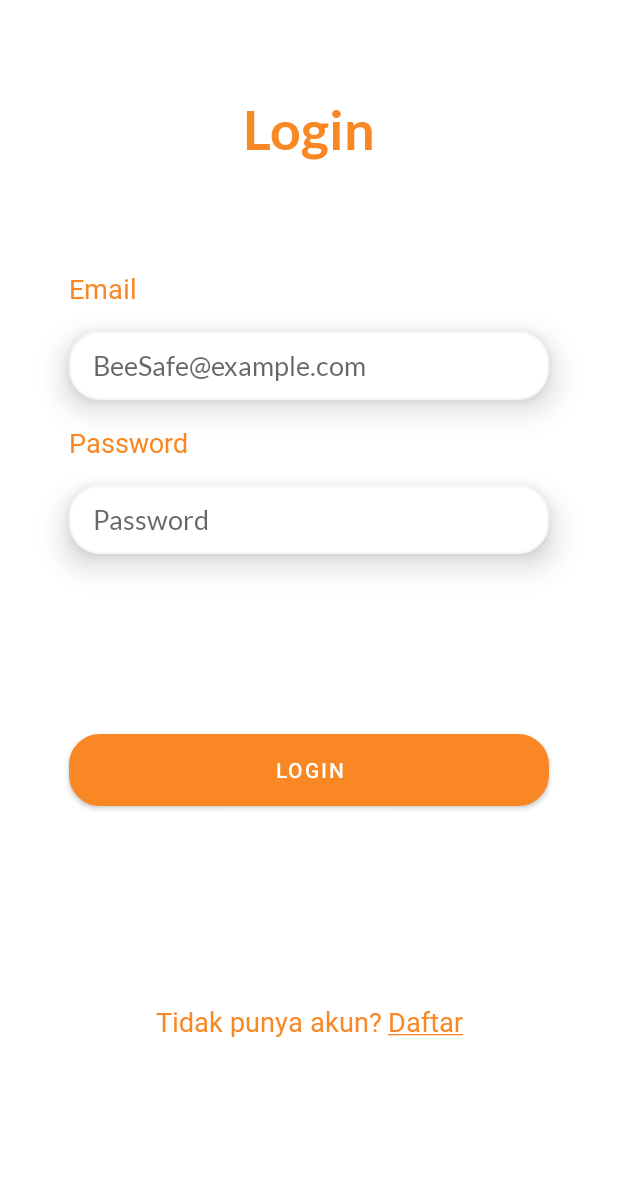
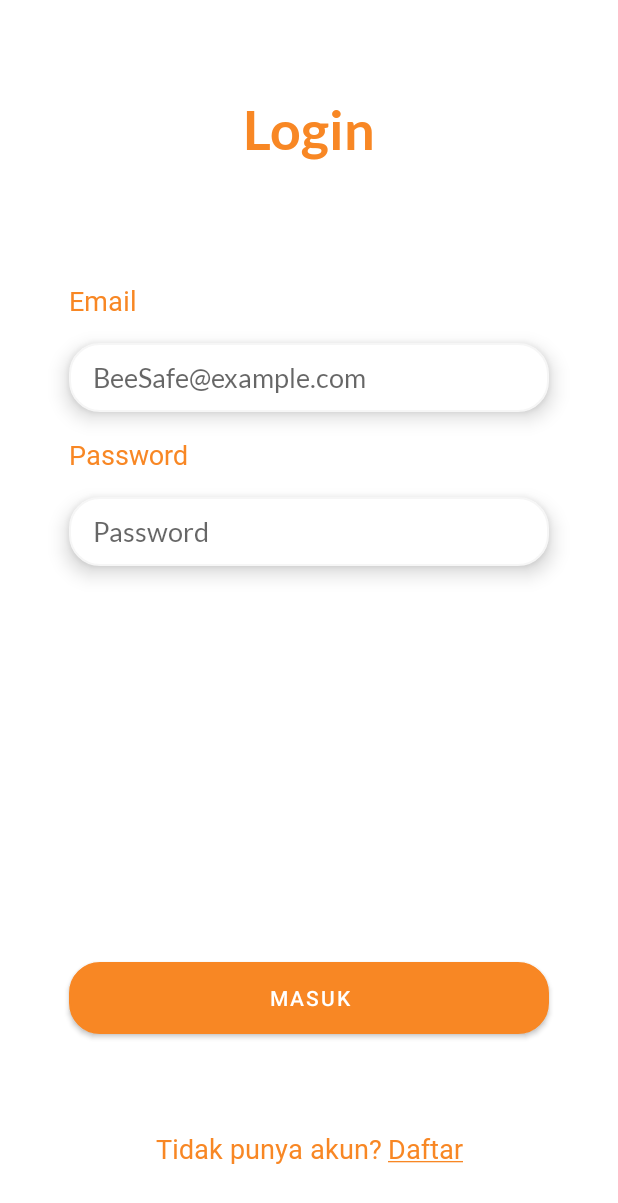
Before and after one commit to reynardets/BeeSafe, an Android app: the screen it shows after launch (LoginActivity), on a phone screen of 412 x 824 dp. Shown: the top 1203 px of the screen. Run offline under Robolectric (Android 15) with nearby library versions, the phone set to English and light mode, and no system bars; our stand-ins replace Firebase (no records; nobody signed in at launch, a user with empty details on screens opened directly).

Commit message:
someFix @layout

```diff
--- a/app/build.gradle
+++ b/app/build.gradle
@@ -42,7 +42,7 @@ dependencies {
     implementation "org.jetbrains.kotlin:kotlin-stdlib:$kotlin_version"
     implementation 'androidx.core:core-ktx:1.3.2'
     implementation 'androidx.appcompat:appcompat:1.2.0'
-    implementation 'com.google.android.material:material:1.3.0'
+
     implementation 'androidx.constraintlayout:constraintlayout:2.0.4'
     implementation 'androidx.navigation:navigation-fragment:2.3.5'
     implementation 'androidx.navigation:navigation-ui:2.3.5'
@@ -60,4 +60,7 @@ dependencies {
     implementation 'com.google.firebase:firebase-analytics-ktx'
     implementation 'com.google.firebase:firebase-auth-ktx:21.0.0'
     implementation 'com.google.firebase:firebase-firestore-ktx:23.0.0'
+
+    //Material Design
+    implementation 'com.google.android.material:material:1.3.0'
 }
--- a/app/src/main/AndroidManifest.xml
+++ b/app/src/main/AndroidManifest.xml
@@ -15,7 +15,7 @@
         android:supportsRtl="true"
         android:theme="@style/Theme.BeeSafe">
         <activity android:name=".ui.auth.RegisterActivity"/>
-        <activity android:name=".ui.auth.LoginActivity" />
+        <activity android:name=".ui.auth.LoginActivity"/>
         <activity android:name=".MainActivity" />
         <activity
             android:name=".SplashActivity"
--- a/app/src/main/java/com/example/beesafe/MainActivity.kt
+++ b/app/src/main/java/com/example/beesafe/MainActivity.kt
@@ -20,7 +20,6 @@ class MainActivity : AppCompatActivity() {
         // menu should be considered as top level destinations.
         val appBarConfiguration = AppBarConfiguration(setOf(
                 R.id.navigation_home, R.id.navigation_lapor, R.id.navigation_akun))
-        setupActionBarWithNavController(navController, appBarConfiguration)
         navView.setupWithNavController(navController)
     }
 }
--- a/app/src/main/java/com/example/beesafe/ui/auth/LoginActivity.kt
+++ b/app/src/main/java/com/example/beesafe/ui/auth/LoginActivity.kt
@@ -1,10 +1,18 @@
 package com.example.beesafe.ui.auth
 
+import android.annotation.SuppressLint
 import android.content.Intent
+import android.graphics.drawable.Drawable
 import androidx.appcompat.app.AppCompatActivity
 import android.os.Bundle
+import android.text.method.HideReturnsTransformationMethod
+import android.text.method.PasswordTransformationMethod
+import android.view.MotionEvent
 import android.view.View
 import android.widget.Toast
+import androidx.core.content.ContextCompat
+import androidx.core.view.isInvisible
+import androidx.core.view.isVisible
 import com.example.beesafe.MainActivity
 import com.example.beesafe.R
 import com.example.beesafe.databinding.ActivityLoginBinding
@@ -19,6 +27,7 @@ class LoginActivity : AppCompatActivity(), View.OnClickListener {
     private lateinit var db : FirebaseFirestore
     private lateinit var pref : SharedPref
 
+    @SuppressLint("ClickableViewAccessibility")
     override fun onCreate(savedInstanceState: Bundle?) {
         super.onCreate(savedInstanceState)
         binding = ActivityLoginBinding.inflate(layoutInflater)
--- a/app/src/main/res/layout/activity_login.xml
+++ b/app/src/main/res/layout/activity_login.xml
@@ -26,7 +26,7 @@
         android:layout_width="wrap_content"
         android:layout_height="wrap_content"
         android:layout_marginStart="46dp"
-        android:layout_marginTop="72dp"
+        android:layout_marginTop="80dp"
         android:fontFamily="@font/lato_semibold"
         android:text="@string/email"
         android:textColor="@color/dark_orange"
@@ -42,7 +42,7 @@
         android:layout_marginTop="16dp"
         android:layout_marginEnd="46dp"
         android:background="@drawable/edit_text"
-        android:elevation="12dp"
+        android:elevation="8dp"
         android:inputType="textEmailAddress"
         android:paddingStart="16dp"
         android:paddingEnd="16dp"
@@ -68,7 +68,7 @@
         app:layout_constraintStart_toStartOf="parent"
         app:layout_constraintTop_toBottomOf="@+id/et_email_login" />
 
-    <EditText
+    <com.google.android.material.textfield.TextInputEditText
         android:id="@+id/et_password_login"
         android:layout_width="match_parent"
         android:layout_height="wrap_content"
@@ -76,7 +76,7 @@
         android:layout_marginTop="16dp"
         android:layout_marginEnd="46dp"
         android:background="@drawable/edit_text"
-        android:elevation="12dp"
+        android:elevation="8dp"
         android:inputType="textPassword"
         android:autofillHints="@string/password"
         android:hint="@string/password"
@@ -93,14 +93,14 @@
         android:layout_width="match_parent"
         android:layout_height="wrap_content"
         android:layout_marginStart="46dp"
-        android:layout_marginTop="120dp"
         android:layout_marginEnd="46dp"
+        android:layout_marginBottom="64dp"
         android:background="@drawable/edit_text"
-        android:text="@string/login"
         android:backgroundTint="@color/dark_orange"
+        android:text="@string/masuk"
+        app:layout_constraintBottom_toTopOf="@+id/goToRegister"
         app:layout_constraintEnd_toEndOf="parent"
-        app:layout_constraintStart_toStartOf="parent"
-        app:layout_constraintTop_toBottomOf="@+id/et_password_login" />
+        app:layout_constraintStart_toStartOf="parent" />
 
     <LinearLayout
         android:id="@+id/goToRegister"
@@ -108,37 +108,33 @@
         android:layout_height="wrap_content"
         android:layout_marginStart="8dp"
         android:layout_marginEnd="8dp"
+        android:layout_marginBottom="46dp"
         android:orientation="horizontal"
         app:layout_constraintBottom_toBottomOf="parent"
         app:layout_constraintEnd_toEndOf="parent"
-        app:layout_constraintStart_toStartOf="parent"
-        app:layout_constraintTop_toBottomOf="@+id/btn_login">
+        app:layout_constraintStart_toStartOf="parent">
 
         <TextView
             android:layout_width="wrap_content"
             android:layout_height="wrap_content"
             android:layout_marginEnd="4dp"
-            android:textSize="18sp"
             android:fontFamily="@font/lato_semibold"
             android:text="@string/goToRegister"
-            android:textColor="@color/dark_orange" />
+            android:textColor="@color/dark_orange"
+            android:textSize="18sp" />
 
         <TextView
             android:id="@+id/txt_Register"
             android:layout_width="wrap_content"
             android:layout_height="wrap_content"
+            android:clickable="true"
+            android:focusable="auto"
+            android:fontFamily="@font/lato_semibold"
+            android:onClick="onClick"
             android:text="@string/daftarIntent"
-            android:fontFamily="@font/lato_semibold"
             android:textColor="@color/dark_orange"
-            android:onClick="onClick"
-            android:textSize="18sp"
-            android:clickable="true"
-            android:focusable="auto"/>
+            android:textSize="18sp" />
 
     </LinearLayout>
 
-
-
-
-
 </androidx.constraintlayout.widget.ConstraintLayout>
--- a/app/src/main/res/values/strings.xml
+++ b/app/src/main/res/values/strings.xml
@@ -20,6 +20,7 @@
     <string name="password">Password</string>
     <string name="goToRegister">Tidak punya akun?</string>
     <string name="daftarIntent"><u>Daftar</u></string>
+    <string name="masuk">Masuk</string>
     <!--Untuk Daftar-->
     <string name="Daftar">Daftar</string>
     <string name="masukIntent"><u>Masuk</u></string>
--- a/app/src/main/res/values/themes.xml
+++ b/app/src/main/res/values/themes.xml
@@ -1,5 +1,6 @@
 <resources xmlns:tools="http://schemas.android.com/tools">
     <!-- Base application theme. -->
+
     <style name="Theme.BeeSafe" parent="Theme.MaterialComponents.DayNight.NoActionBar">
         <!-- Primary brand color. -->
         <item name="colorPrimary">@color/dark_orange</item>
--- a/build.gradle
+++ b/build.gradle
@@ -3,7 +3,7 @@ buildscript {
     ext.kotlin_version = "1.4.32"
     repositories {
         google()
-        jcenter()
+        mavenCentral()
     }
     dependencies {
         classpath 'com.android.tools.build:gradle:4.2.1'
@@ -18,7 +18,7 @@ buildscript {
 allprojects {
     repositories {
         google()
-        jcenter()
+        mavenCentral()
     }
 }
 
```
Also changed, not shown: app/src/main/res/layout/activity_register.xml (+10 -9 lines).
